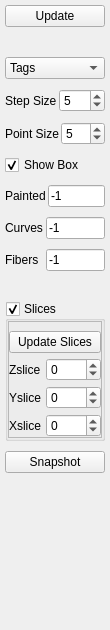
Before: the Qt Designer form tools/paint-graphcut/viewermenu.ui in nci/drishti, drawn with Qt 5.
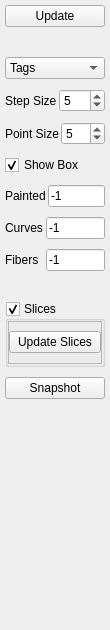
After: the same form once the commit is applied.

Commit message: popup slider added to 3dviewer

```diff
--- a/tools/paint-graphcut/viewermenu.ui
+++ b/tools/paint-graphcut/viewermenu.ui
@@ -288,91 +288,8 @@
          <item>
           <layout class="QHBoxLayout" name="horizontalLayout_6">
            <property name="topMargin">
-            <number>0</number>
+            <number>10</number>
            </property>
-           <item>
-            <widget class="QLabel" name="label_6">
-             <property name="text">
-              <string>Zslice</string>
-             </property>
-            </widget>
-           </item>
-           <item>
-            <widget class="QSpinBox" name="dslice">
-             <property name="sizePolicy">
-              <sizepolicy hsizetype="Expanding" vsizetype="Fixed">
-               <horstretch>0</horstretch>
-               <verstretch>0</verstretch>
-              </sizepolicy>
-             </property>
-             <property name="minimum">
-              <number>-1</number>
-             </property>
-             <property name="singleStep">
-              <number>2</number>
-             </property>
-            </widget>
-           </item>
-          </layout>
-         </item>
-         <item>
-          <layout class="QHBoxLayout" name="horizontalLayout_7">
-           <property name="topMargin">
-            <number>0</number>
-           </property>
-           <item>
-            <widget class="QLabel" name="label_7">
-             <property name="text">
-              <string>Yslice</string>
-             </property>
-            </widget>
-           </item>
-           <item>
-            <widget class="QSpinBox" name="wslice">
-             <property name="sizePolicy">
-              <sizepolicy hsizetype="Expanding" vsizetype="Fixed">
-               <horstretch>0</horstretch>
-               <verstretch>0</verstretch>
-              </sizepolicy>
-             </property>
-             <property name="minimum">
-              <number>-1</number>
-             </property>
-             <property name="singleStep">
-              <number>2</number>
-             </property>
-            </widget>
-           </item>
-          </layout>
-         </item>
-         <item>
-          <layout class="QHBoxLayout" name="horizontalLayout_8">
-           <property name="topMargin">
-            <number>0</number>
-           </property>
-           <item>
-            <widget class="QLabel" name="label_8">
-             <property name="text">
-              <string>Xslice</string>
-             </property>
-            </widget>
-           </item>
-           <item>
-            <widget class="QSpinBox" name="hslice">
-             <property name="sizePolicy">
-              <sizepolicy hsizetype="Expanding" vsizetype="Fixed">
-               <horstretch>0</horstretch>
-               <verstretch>0</verstretch>
-              </sizepolicy>
-             </property>
-             <property name="minimum">
-              <number>-1</number>
-             </property>
-             <property name="singleStep">
-              <number>2</number>
-             </property>
-            </widget>
-           </item>
           </layout>
          </item>
         </layout>
```
Left out of the diff: 2 changed lines with no effect on the pictures. The commit also changes 5 other files.
